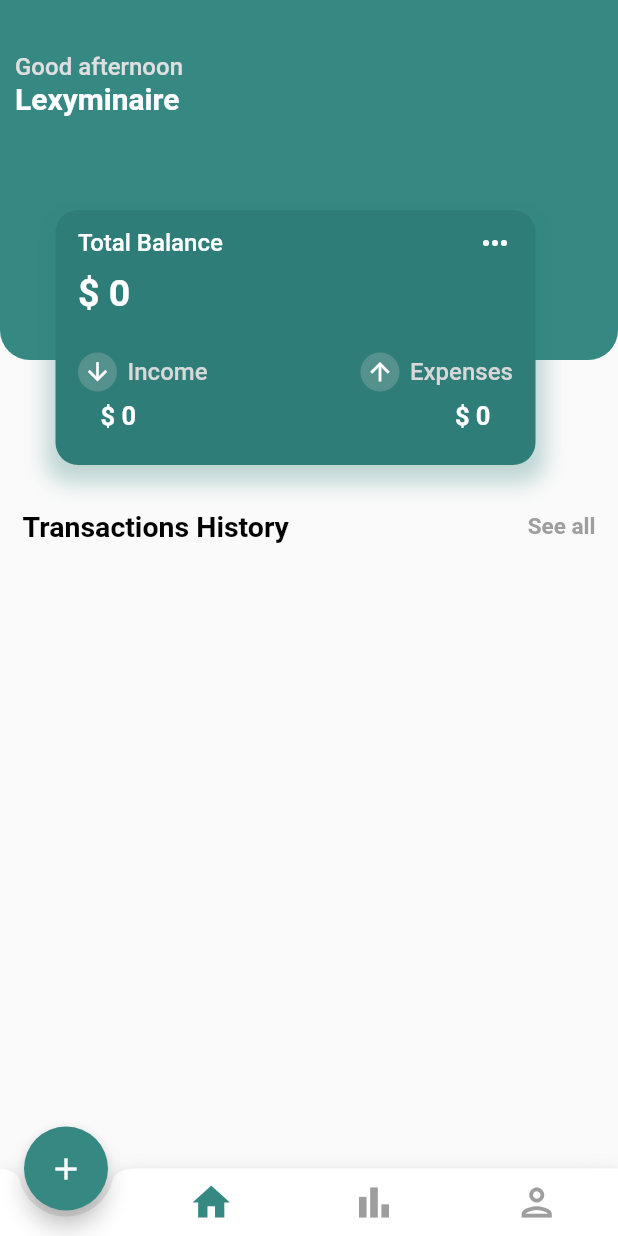
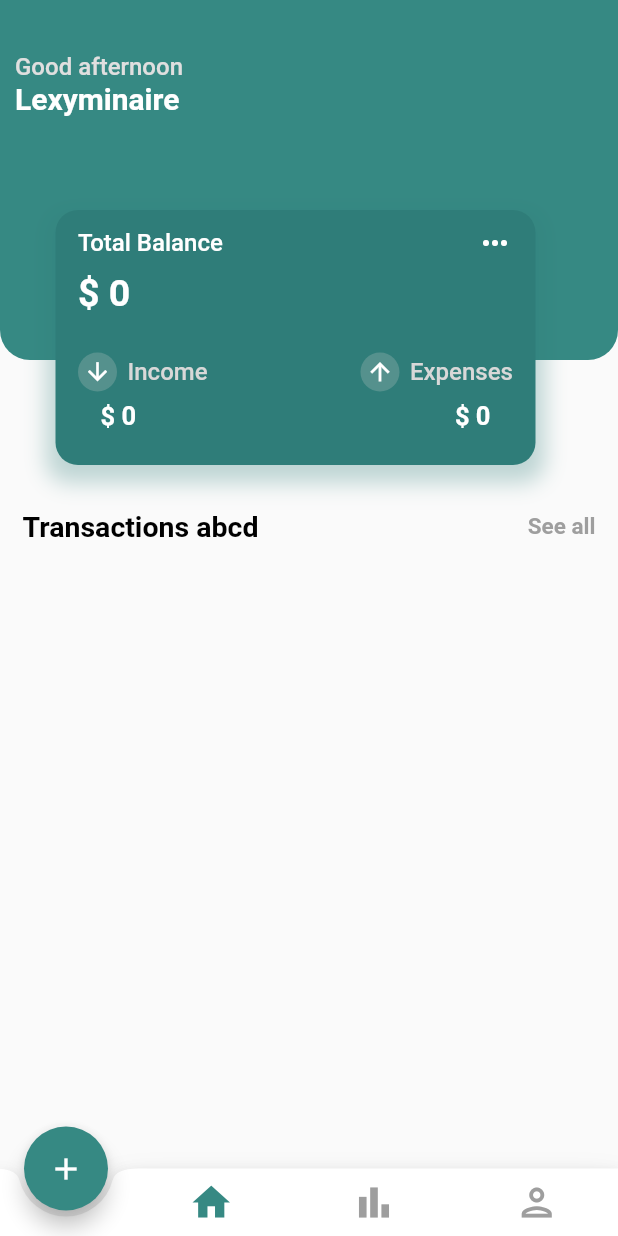
Before and after one commit to Miruzen/BibitDax, a Flutter app: the screen it shows after launch, on a phone screen of 412 x 824 dp. Run offline on Flutter 3.47's test engine with Material 2 defaults, Android fonts, the phone set to English and light mode, and no system bars; our stand-ins replace hive, hive_flutter, syncfusion_flutter_charts; accounts and stored records are empty.

Commit message:
Push alex

```diff
--- a/lib/Screens/home.dart
+++ b/lib/Screens/home.dart
@@ -42,7 +42,7 @@ class _HomeState extends State<Home> {
                           mainAxisAlignment: MainAxisAlignment.spaceBetween,
                           children: [
                             Text(
-                              'Transactions History ',
+                              'Transactions abcd ',
                               style: TextStyle(
                                 fontWeight: FontWeight.w600,
                                 fontSize: 19,
```
